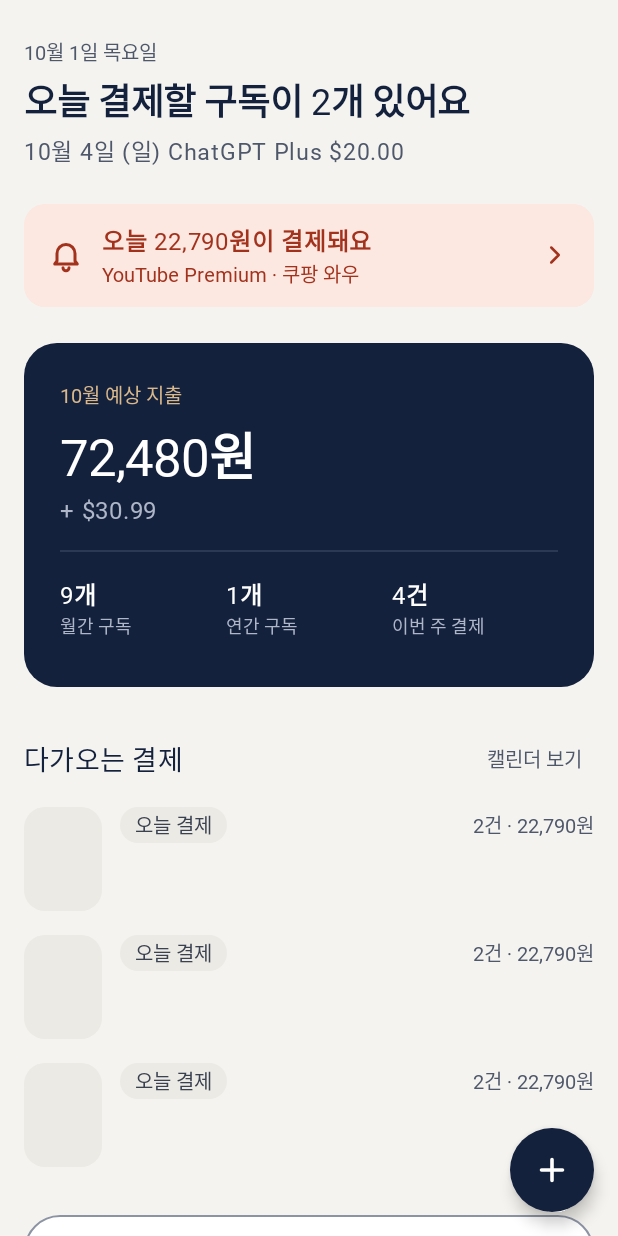
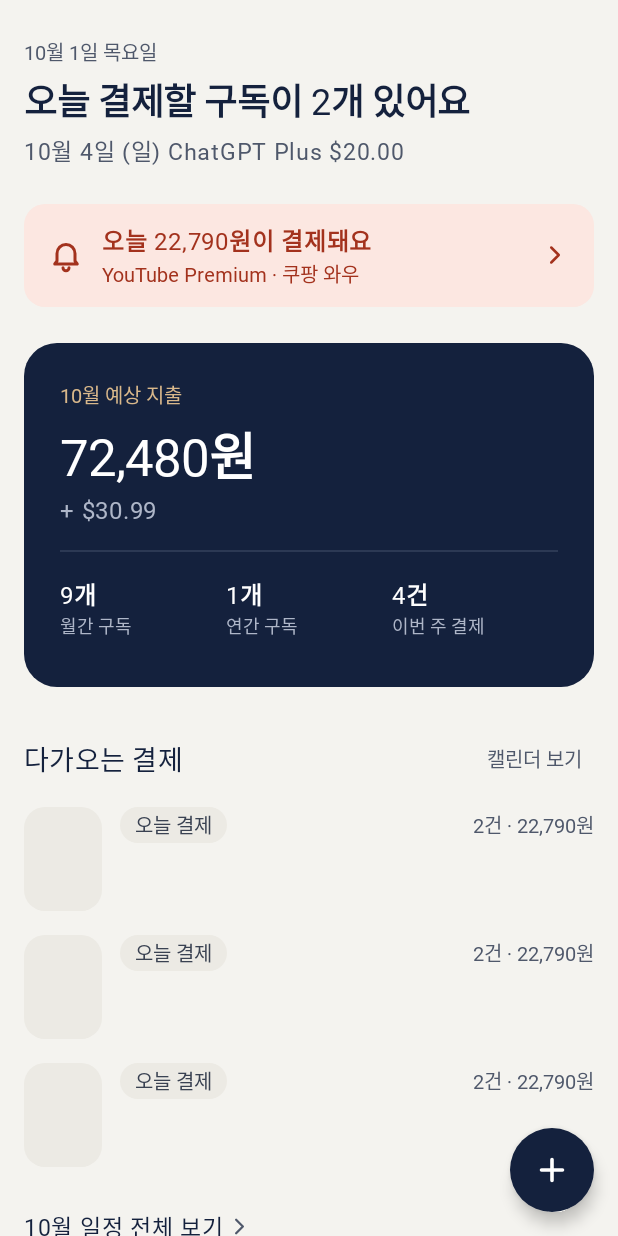
Before and after one commit to june0103/Subscription-Management, an Android app: the layout fragment_home.xml on its own in the app's theme, with its tools: preview values and no code run, on a phone screen of 412 x 824 dp. Run offline under Robolectric (Android 15) with nearby library versions, the phone set to English and light mode, and no system bars.

Commit message:
Stop home layout from jumping and keep the FAB off content
- Reserve the adaptive banner's height as soon as home shows (even
  before the ads SDK finishes initializing) so a late ad no longer
  pushes the screen up; collapse only when the ad fails to load
- Turn the full-width "N월 일정 전체 보기" button into a left-aligned
  text link so the FAB no longer covers it
- Hide the FAB while scrolling down so it never sits over amounts
- Fix the today headline losing its spaces ("구독이1개있어요"):
  Android trims edge whitespace in string resources, so use one
  format string and color only the count

Co-Authored-By: Claude Opus 5.5 <noreply@anthropic.com>

```diff
--- a/app/src/main/java/com/management/subscription/MainActivity.kt
+++ b/app/src/main/java/com/management/subscription/MainActivity.kt
@@ -166,6 +166,8 @@ class MainActivity : AppCompatActivity() {
         )
         if (shouldShowBanner) {
             homeBannerAdController.show(binding.adBannerContainer)
+        } else if (currentDestinationId == R.id.homeFragment) {
+            homeBannerAdController.reserve(binding.adBannerContainer)
         } else {
             homeBannerAdController.hide(binding.adBannerContainer)
         }
--- a/app/src/main/res/layout/fragment_home.xml
+++ b/app/src/main/res/layout/fragment_home.xml
@@ -304,12 +304,20 @@
                     android:text="@string/home_add_subscription" />
             </LinearLayout>
 
+            <!-- 오른쪽 아래 + 버튼과 겹치지 않게 왼쪽 정렬 텍스트 링크로 둔다 -->
             <com.google.android.material.button.MaterialButton
                 android:id="@+id/buttonCalendarAll"
-                style="@style/Widget.Gudok.Button.Secondary"
-                android:layout_width="match_parent"
+                style="@style/Widget.Gudok.Button.Text"
+                android:layout_width="wrap_content"
                 android:layout_height="wrap_content"
-                android:layout_marginTop="@dimen/space_4"
+                android:layout_gravity="start"
+                android:layout_marginStart="-12dp"
+                android:textColor="@color/ink"
+                app:icon="@drawable/ic_chevron_right"
+                app:iconGravity="end"
+                app:iconPadding="2dp"
+                app:iconSize="18dp"
+                app:iconTint="@color/ink_2"
                 tools:text="10월 일정 전체 보기" />
         </LinearLayout>
     </androidx.core.widget.NestedScrollView>
@@ -323,6 +331,7 @@
         android:contentDescription="@string/home_add_subscription"
         android:src="@drawable/ic_add"
         app:backgroundTint="@color/primary"
+        app:layout_behavior="com.google.android.material.behavior.HideBottomViewOnScrollBehavior"
         app:shapeAppearanceOverlay="@style/ShapeAppearance.Gudok.Pill"
         app:tint="@color/on_primary" />
 
--- a/app/src/main/res/values/strings.xml
+++ b/app/src/main/res/values/strings.xml
@@ -23,8 +23,8 @@
     <!-- 홈 -->
     <string name="home_headline_empty">아직 등록한 구독이 없어요</string>
     <string name="home_headline_empty_sub">구독을 추가하면 결제일을 미리 알려드려요.</string>
-    <string name="home_headline_today_prefix">오늘 결제할 구독이 </string>
-    <string name="home_headline_today_suffix"> 있어요</string>
+    <!-- %1$s(개수)만 강조색. 앞뒤 공백은 리소스에서 잘리므로 문장을 나누지 않는다. -->
+    <string name="home_headline_today_format">오늘 결제할 구독이 %1$s 있어요</string>
     <string name="home_headline_sub_format">%1$s · %2$s</string>
     <string name="home_headline_next_format">다음 결제는 %1$s</string>
     <string name="home_headline_tomorrow">내일이에요</string>
```
Also changed, not shown: app/src/main/java/com/management/subscription/ads/HomeBannerAdController.kt (+21 -9 lines), app/src/main/java/com/management/subscription/home/HomeFragment.kt (+14 -6 lines).
